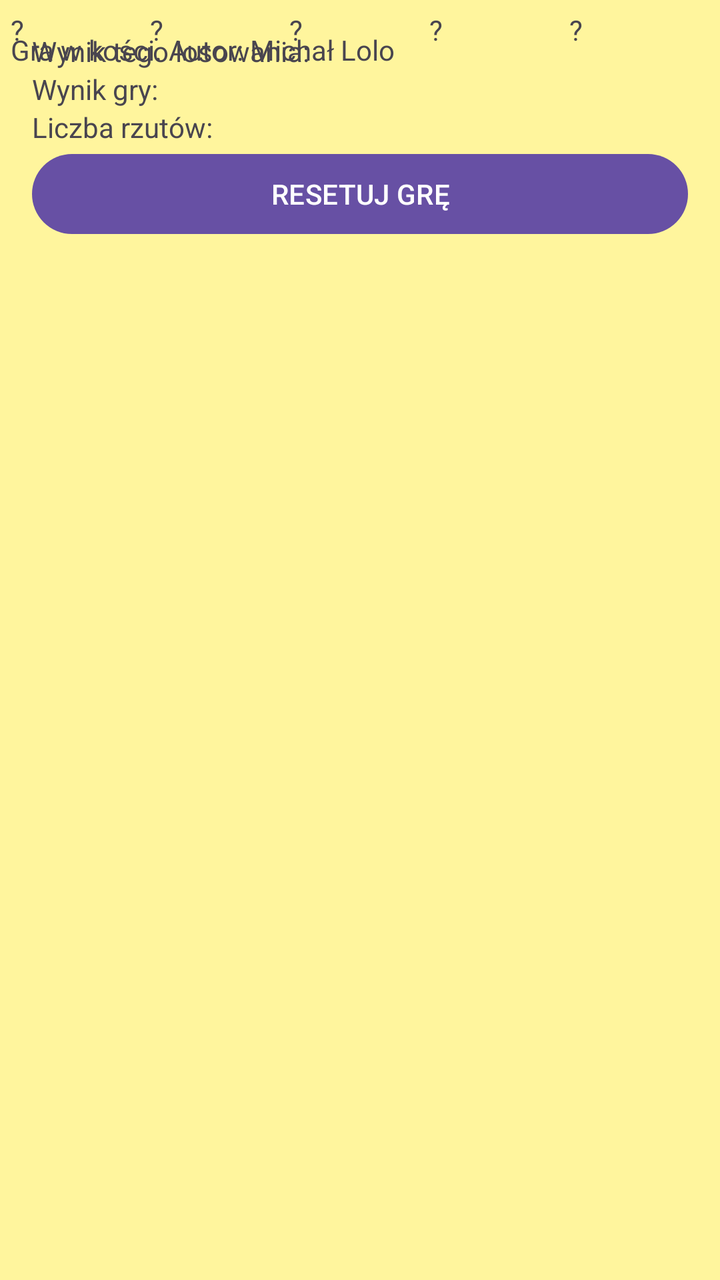
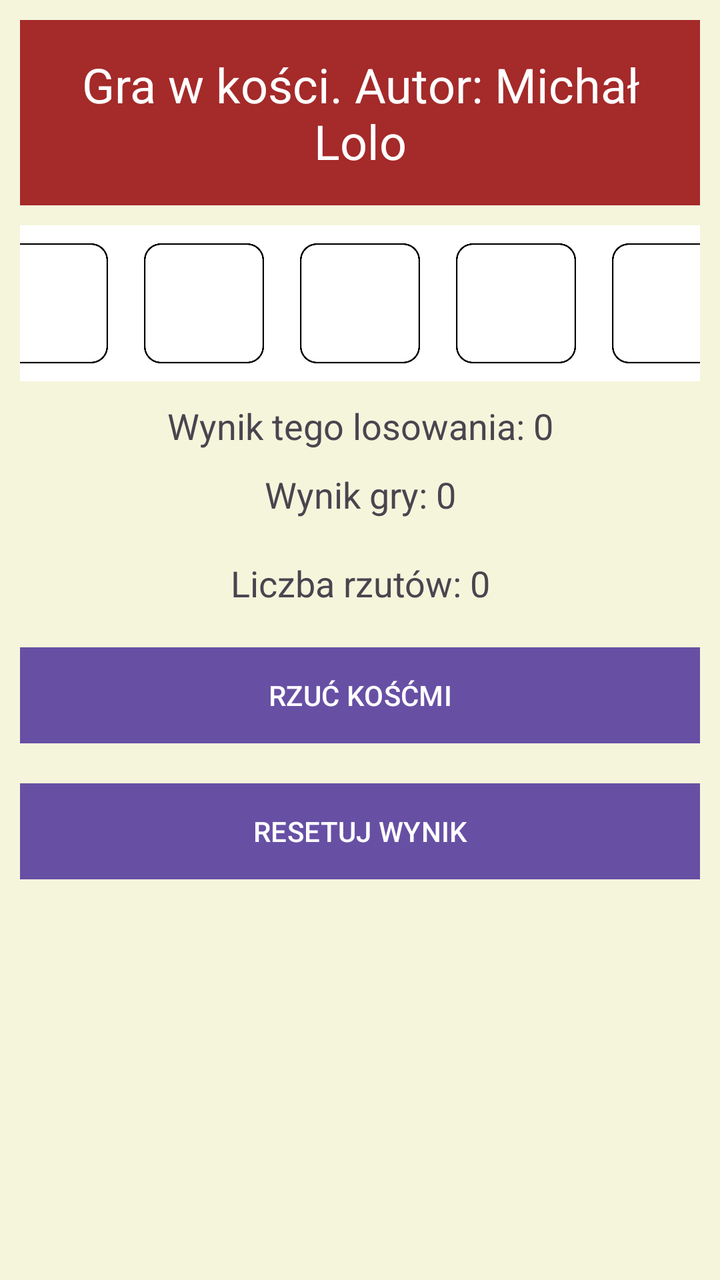

Screens rendered from an Android XML layout before and after an edit, with the pre-edit source and the edit as a unified diff.
<!-- AndroidManifest.xml: application theme Theme.DiceGame -->
<!-- res/layout/activity_main.xml -->
<?xml version="1.0" encoding="utf-8"?>
<RelativeLayout xmlns:android="http://schemas.android.com/apk/res/android"
    android:id="@+id/main"
    android:layout_width="match_parent"
    android:layout_height="match_parent"
    android:background="#FFF59D">
    <LinearLayout
        android:id="@+id/first"
        android:layout_width="match_parent"
        android:layout_height="wrap_content"
        android:orientation="horizontal"
        android:padding = "16px">

    <TextView
        android:id= "@+id/view_1"
        android:layout_width="match_parent"
        android:layout_height="wrap_content"
        android:text="Gra w kości. Autor: Michał Lolo"
        />
    <Button
        android:id ="@+id/guzik"
        android:layout_width="match_parent"
        android:layout_height="wrap_content"
        android:text="RZUĆ KOŚCMI"
        />
    </LinearLayout>
    <LinearLayout
        android:id="@+id/secondary"
        android:layout_width="match_parent"
        android:layout_height="match_parent"
        android:orientation="horizontal"
        android:padding = "16px">

    <TextView
        android:id= "@+id/view_2"
        android:layout_width="0dp"
        android:layout_weight="0.5"
        android:layout_height="wrap_content"

        android:text="?"
        />
    <TextView
        android:id= "@+id/view_3"
        android:layout_width="0dp"
        android:layout_weight="0.5"
        android:layout_height="wrap_content"
        android:text="?"
        />
    <TextView
        android:id= "@+id/view_4"
        android:layout_width="0dp"
        android:layout_weight="0.5"
        android:layout_height="wrap_content"
        android:text="?"
        />
    <TextView
        android:id= "@+id/view_5"
        android:layout_width="0dp"
        android:layout_weight="0.5"
        android:layout_height="wrap_content"
        android:text="?"
        />
    <TextView
        android:id= "@+id/view_6"
        android:layout_width="0dp"
        android:layout_weight="0.5"
        android:layout_height="wrap_content"
        android:text="?"
        />
</LinearLayout>
    <LinearLayout xmlns:android="http://schemas.android.com/apk/res/android"
        android:id="@+id/third"
        android:layout_width="match_parent"
        android:layout_height="match_parent"
        android:orientation="vertical"
        android:padding="16dp">
    <TextView
        android:id= "@+id/wynik"
        android:layout_width="match_parent"
        android:layout_height="wrap_content"
        android:text="Wynik tego losowania:"

        />
    <TextView
        android:id= "@+id/wynik_gry"
        android:layout_width="match_parent"
        android:layout_height="wrap_content"
        android:text="Wynik gry:"

        />
    <TextView
        android:id= "@+id/rzuty"
        android:layout_width="match_parent"
        android:layout_height="wrap_content"
        android:text="Liczba rzutów:"

        />
    <Button
        android:id ="@+id/reset"
        android:layout_width="match_parent"
        android:layout_height="wrap_content"
        android:text="RESETUJ GRĘ"
        />
    </LinearLayout>
</RelativeLayout>
<!-- resources referenced by this layout -->
<resources>
  <style name="Theme.DiceGame" parent="Base.Theme.DiceGame" />
  <style name="Base.Theme.DiceGame" parent="Theme.Material3.DayNight.NoActionBar">
          
          
      </style>
</resources>

<!-- the commit's change to res/layout/activity_main.xml (unified diff, before → after) -->
@@ -1,105 +1,116 @@
 <?xml version="1.0" encoding="utf-8"?>
-<RelativeLayout xmlns:android="http://schemas.android.com/apk/res/android"
-    android:id="@+id/main"
+<LinearLayout xmlns:android="http://schemas.android.com/apk/res/android"
     android:layout_width="match_parent"
     android:layout_height="match_parent"
-    android:background="#FFF59D">
+    android:background="#F5F5DC"
+    android:orientation="vertical"
+    android:padding="10dp">
+
+
+    <TextView
+        android:id="@+id/gameTitle"
+        android:layout_width="match_parent"
+        android:layout_height="wrap_content"
+        android:text="Gra w kości. Autor: Michał Lolo"
+        android:textColor="#FFFFFF"
+        android:background="#A52A2A"
+        android:textSize="24sp"
+        android:gravity="center"
+        android:padding="16dp" />
+
+
     <LinearLayout
-        android:id="@+id/first"
         android:layout_width="match_parent"
         android:layout_height="wrap_content"
         android:orientation="horizontal"
-        android:padding = "16px">
+        android:background="#FFFFFF"
+        android:gravity="center"
+        android:layout_marginVertical="10dp">
+
+
+        <ImageView
+            android:id="@+id/dice1"
+            android:layout_width="60dp"
+            android:layout_height="60dp"
+            android:gravity="center"
+            android:src="@drawable/blank"
+            android:layout_margin="9dp" />
+
+        <ImageView
+            android:id="@+id/dice2"
+            android:layout_width="60dp"
+            android:layout_height="60dp"
+            android:gravity="center"
+            android:src="@drawable/blank"
+            android:layout_margin="9dp" />
+
+        <ImageView
+            android:id="@+id/dice3"
+            android:layout_width="60dp"
+            android:layout_height="60dp"
+            android:gravity="center"
+            android:src="@drawable/blank"
+            android:layout_margin="9dp" />
+
+        <ImageView
+            android:id="@+id/dice4"
+            android:layout_width="60dp"
+            android:layout_height="60dp"
+            android:gravity="center"
+            android:src="@drawable/blank"
+            android:layout_margin="9dp" />
+
+        <ImageView
+            android:id="@+id/dice5"
+            android:layout_width="60dp"
+            android:layout_height="60dp"
+            android:gravity="center"
+            android:src="@drawable/blank"
+            android:layout_margin="9dp" />
+    </LinearLayout>
 
     <TextView
-        android:id= "@+id/view_1"
+        android:id="@+id/currentRollScore"
         android:layout_width="match_parent"
         android:layout_height="wrap_content"
-        android:text="Gra w kości. Autor: Michał Lolo"
-        />
-    <Button
-        android:id ="@+id/guzik"
+        android:text="Wynik tego losowania: 0"
+        android:textSize="18sp"
+        android:gravity="center" />
+
+    <TextView
+        android:id="@+id/gameScore"
         android:layout_width="match_parent"
         android:layout_height="wrap_content"
-        android:text="RZUĆ KOŚCMI"
-        />
-    </LinearLayout>
-    <LinearLayout
-        android:id="@+id/secondary"
-        android:layout_width="match_parent"
-        android:layout_height="match_parent"
-        android:orientation="horizontal"
-        android:padding = "16px">
+        android:text="Wynik gry: 0"
+        android:textSize="18sp"
+        android:gravity="center"
+        android:layout_marginVertical="10dp" />
 
     <TextView
-        android:id= "@+id/view_2"
-        android:layout_width="0dp"
-        android:layout_weight="0.5"
-        android:layout_height="wrap_content"
-
-        android:text="?"
-        />
-    <TextView
-        android:id= "@+id/view_3"
-        android:layout_width="0dp"
-        android:layout_weight="0.5"
-        android:layout_height="wrap_content"
-        android:text="?"
-        />
-    <TextView
-        android:id= "@+id/view_4"
-        android:layout_width="0dp"
-        android:layout_weight="0.5"
-        android:layout_height="wrap_content"
-        android:text="?"
-        />
-    <TextView
-        android:id= "@+id/view_5"
-        android:layout_width="0dp"
-        android:layout_weight="0.5"
-        android:layout_height="wrap_content"
-        android:text="?"
-        />
-    <TextView
-        android:id= "@+id/view_6"
-        android:layout_width="0dp"
-        android:layout_weight="0.5"
-        android:layout_height="wrap_content"
-        android:text="?"
-        />
-</LinearLayout>
-    <LinearLayout xmlns:android="http://schemas.android.com/apk/res/android"
-        android:id="@+id/third"
-        android:layout_width="match_parent"
-        android:layout_height="match_parent"
-        android:orientation="vertical"
-        android:padding="16dp">
-    <TextView
-        android:id= "@+id/wynik"
+        android:id="@+id/rollCount"
         android:layout_width="match_parent"
         android:layout_height="wrap_content"
-        android:text="Wynik tego losowania:"
+        android:text="Liczba rzutów: 0"
+        android:textSize="18sp"
+        android:gravity="center"
+        android:layout_marginVertical="10dp" />
 
-        />
-    <TextView
-        android:id= "@+id/wynik_gry"
+    <Button
+        android:id="@+id/rollDiceButton"
         android:layout_width="match_parent"
         android:layout_height="wrap_content"
-        android:text="Wynik gry:"
+        android:text="RZUĆ KOŚĆMI"
+        android:background="#D2691E"
+        android:layout_marginVertical="10dp"
+        android:textColor="#FFFFFF" />
 
-        />
-    <TextView
-        android:id= "@+id/rzuty"
+    <Button
+        android:id="@+id/resetButton"
         android:layout_width="match_parent"
         android:layout_height="wrap_content"
-        android:text="Liczba rzutów:"
+        android:text="RESETUJ WYNIK"
+        android:background="#D2691E"
+        android:layout_marginVertical="10dp"
+        android:textColor="#FFFFFF" />
 
-        />
-    <Button
-        android:id ="@+id/reset"
-        android:layout_width="match_parent"
-        android:layout_height="wrap_content"
-        android:text="RESETUJ GRĘ"
-        />
-    </LinearLayout>
-</RelativeLayout>
+</LinearLayout>
<!-- resource entries referenced after the edit -->
@@ -1,5 +1,6 @@
 <!-- resources referenced by this layout -->
 <resources>
+  <!-- drawable blank: png bitmap (drawable, 4907 bytes) -->
   <style name="Theme.DiceGame" parent="Base.Theme.DiceGame" />
   <style name="Base.Theme.DiceGame" parent="Theme.Material3.DayNight.NoActionBar">
           
